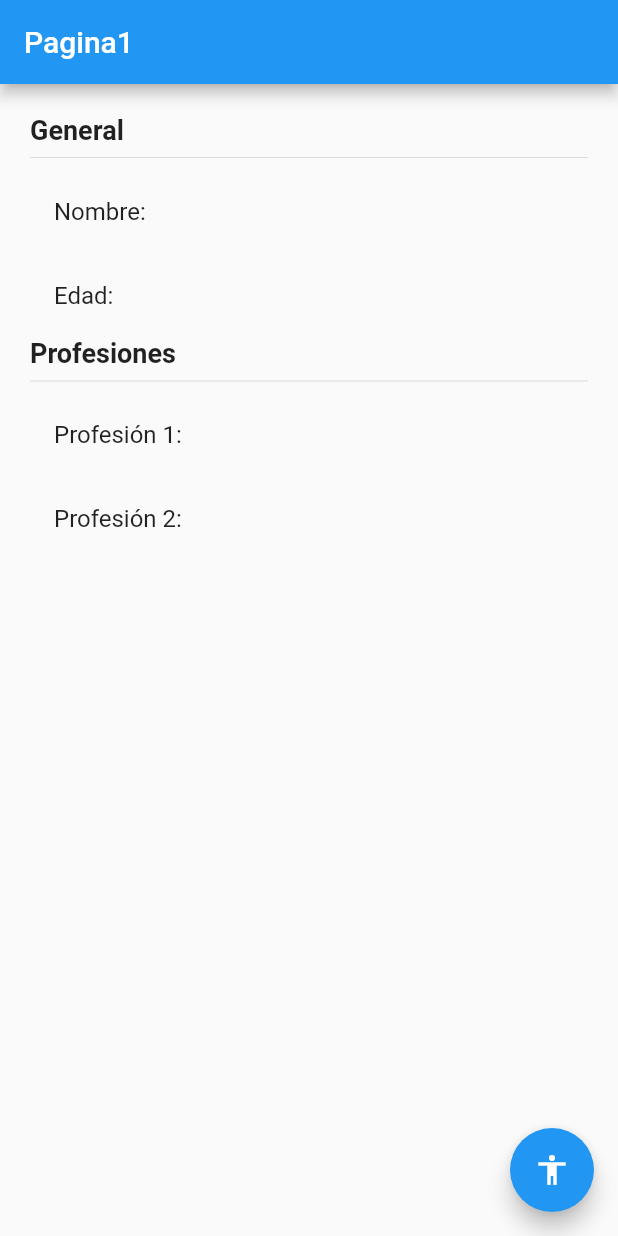
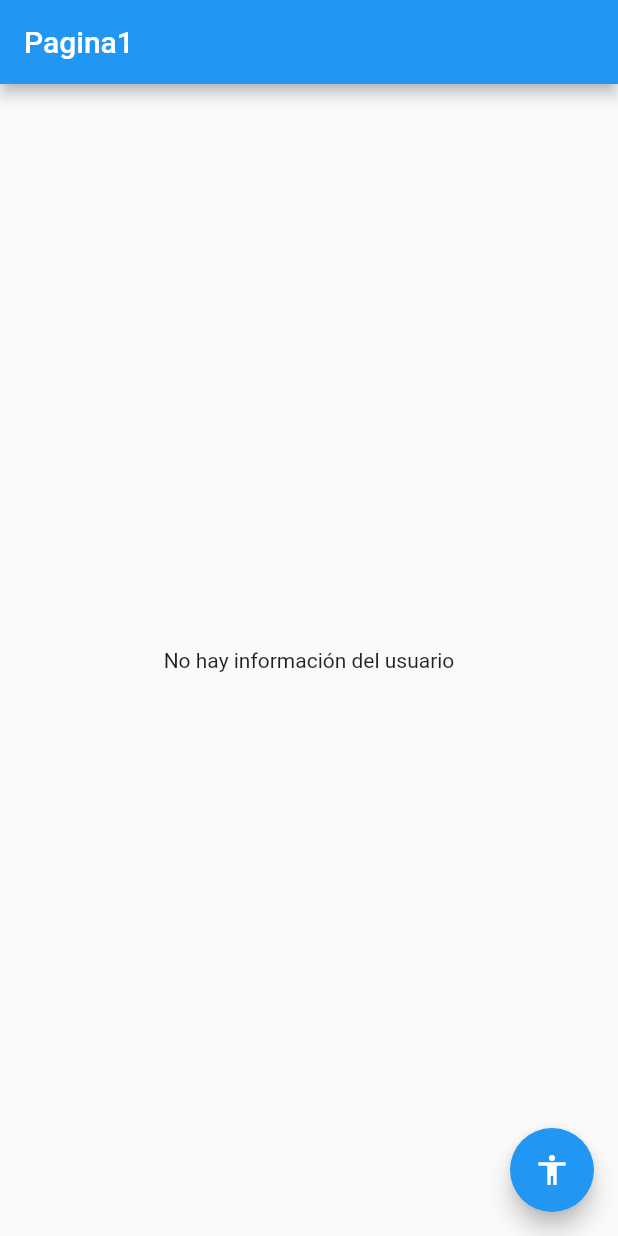
Before and after one commit to joseagarrido/Estados, a Flutter app: the screen it shows after launch, on a phone screen of 412 x 824 dp. Run offline on Flutter 3.47's test engine with Material 2 defaults, Android fonts, the phone set to English and light mode, and no system bars; our stand-ins replace flutter_bloc.

Commit message:
fin cubit

```diff
--- /dev/null
+++ b/lib/bloc/usuario/usuario_cubit.dart
@@ -0,0 +1,35 @@
+
+
+import 'package:estado/models/usuario.dart';
+import 'package:flutter_bloc/flutter_bloc.dart';
+import 'package:meta/meta.dart';
+
+part 'usuario_state.dart';
+
+class UsuarioCubit extends Cubit<UsuarioState> {
+  UsuarioCubit() : super(UsuarioInicial());
+
+  void seleccionarUsuario (Usuario user){
+    emit(UsuarioActivo(user));
+  }
+
+  void cambiarEdad(int edad){
+    final currentState = state;
+    if (currentState is UsuarioActivo){
+      final newUser = currentState.usuario.copyWith(edad:edad);
+      emit(UsuarioActivo(newUser));
+    }
+  }
+
+  void agregarProfesion(){
+    final currentState = state;
+    if (currentState is UsuarioActivo){
+      List<String>profesiones = currentState.usuario.profesiones;
+      profesiones.add('Profesion ${profesiones.length+1}');
+      final newUser = currentState.usuario.copyWith(profesiones:profesiones);
+      emit(UsuarioActivo(newUser));
+    }
+  }
+
+
+}
--- /dev/null
+++ b/lib/bloc/usuario/usuario_state.dart
@@ -0,0 +1,21 @@
+
+part of 'usuario_cubit.dart';
+
+@immutable
+abstract class UsuarioState {
+
+}
+
+class UsuarioInicial extends UsuarioState{
+  final existeUsuario =false;
+
+}
+
+class UsuarioActivo extends UsuarioState {
+  final existeUsuario=true;
+  final Usuario usuario;
+
+  UsuarioActivo(this.usuario);
+
+
+}
--- a/lib/main.dart
+++ b/lib/main.dart
@@ -1,13 +1,20 @@
+import 'package:estado/bloc/usuario/usuario_cubit.dart';
 import 'package:estado/pages/pagina1_pages.dart';
 import 'package:estado/pages/pagina2_page.dart';
 import 'package:flutter/material.dart';
+import 'package:flutter_bloc/flutter_bloc.dart';
 
 void main() => runApp(MyApp());
 
 class MyApp extends StatelessWidget {
   @override
   Widget build(BuildContext context) {
-    return MaterialApp(
+    return MultiBlocProvider (
+          providers: [
+            BlocProvider(create: (_)=> new UsuarioCubit())
+
+          ],
+          child: MaterialApp(
         debugShowCheckedModeBanner: false,
         title: 'Material App',
         initialRoute: 'pagina1',
@@ -15,6 +22,7 @@ class MyApp extends StatelessWidget {
           'pagina1':(_) => Pagina1Page(),
           'pagina2':(_) => Pagina2Page()
         },
+      ),
     );
   }
 }
--- a/lib/models/usuario.dart
+++ b/lib/models/usuario.dart
@@ -1,10 +1,22 @@
 
 class Usuario {
 
-  String nombre;
-  int edad;
-  List<String> profesiones;
+final  String nombre;
+final  int edad;
+final  List<String> profesiones;
 
   Usuario({this.nombre, this.edad, this.profesiones});
 
+  Usuario copyWith({
+    String nombre,
+    int edad,
+    List<String> profesiones}
+  ){
+    return Usuario(
+      nombre: nombre ?? this.nombre,
+      edad: edad ?? this.edad,
+      profesiones: profesiones ?? this.profesiones
+    );
+  }
+
 }
--- a/lib/pages/pagina1_pages.dart
+++ b/lib/pages/pagina1_pages.dart
@@ -1,4 +1,7 @@
+import 'package:estado/bloc/usuario/usuario_cubit.dart';
+import 'package:estado/models/usuario.dart';
 import 'package:flutter/material.dart';
+import 'package:flutter_bloc/flutter_bloc.dart';
 
 
 class Pagina1Page extends StatelessWidget {
@@ -9,7 +12,7 @@ class Pagina1Page extends StatelessWidget {
       appBar: AppBar(
         title: Text('Pagina1'),
       ),
-      body: InformacionUsuario(),
+      body: BodyScaffold() ,
      floatingActionButton: FloatingActionButton(
        child: Icon(Icons.accessibility),
        onPressed: ()=>Navigator.pushNamed(context, 'pagina2'),
@@ -18,7 +21,30 @@ class Pagina1Page extends StatelessWidget {
   }
 }
 
+class BodyScaffold extends StatelessWidget {
+
+
+  @override
+  Widget build(BuildContext context) {
+    return BlocBuilder<UsuarioCubit,UsuarioState> (
+      builder: (_, state) {
+        if (state is UsuarioInicial) {
+          return Center(child: Text('No hay información del usuario'));
+        } else { if (state is UsuarioActivo)
+
+           return InformacionUsuario(usuario: state.usuario);
+        }
+
+
+      },);
+  }
+}
+
 class InformacionUsuario extends StatelessWidget {
+
+  final Usuario usuario;
+
+  const InformacionUsuario({ this.usuario}) ;
 
 
   @override
@@ -32,14 +58,16 @@ class InformacionUsuario extends StatelessWidget {
         children: [
           Text('General', style: TextStyle(fontSize: 18, fontWeight: FontWeight.bold),),
           Divider(),
-          ListTile(title: Text('Nombre: ')),
-          ListTile(title: Text('Edad: ')),
+          ListTile(title: Text('Nombre: ${usuario.nombre}')),
+          ListTile(title: Text('Edad: ${usuario.edad}')),
 
           Text('Profesiones', style: TextStyle(fontSize: 18, fontWeight: FontWeight.bold),),
           Divider(),
 
-          ListTile(title: Text('Profesión 1: ')),
-          ListTile(title: Text('Profesión 2: ')),
+          ...usuario.profesiones.map(
+            (profesion) => ListTile(title:Text(profesion))
+            ).toList()
+
         ],
       ),
     );
--- a/pubspec.yaml
+++ b/pubspec.yaml
@@ -28,6 +28,7 @@ dependencies:
   # The following adds the Cupertino Icons font to your application.
   # Use with the CupertinoIcons class for iOS style icons.
   cupertino_icons: ^1.0.0
+  flutter_bloc: ^6.1.1
 
 dev_dependencies:
   flutter_test:
```
Also changed, not shown: lib/pages/pagina2_page.dart (+20 -3 lines), pubspec.lock. Lines whose indentation alone changed are shown as unchanged.
